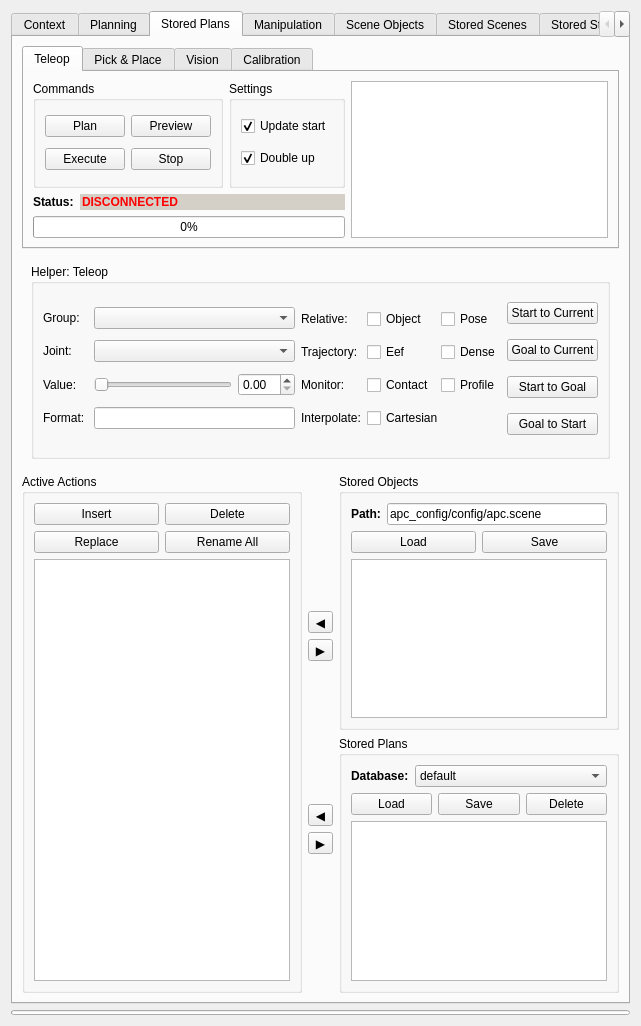
Qt form visualization/motion_planning_rviz_plugin/src/ui/motion_planning_rviz_plugin_frame.ui (ehuang3/moveit_ros) before a commit.
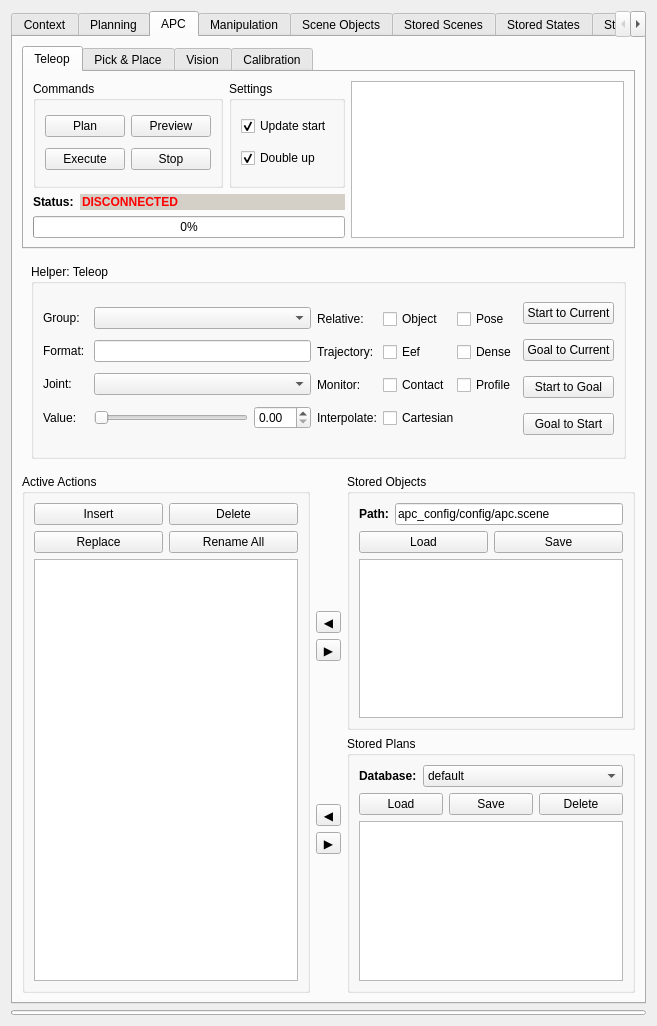
The same form after that commit.

```diff
--- a/visualization/motion_planning_rviz_plugin/src/ui/motion_planning_rviz_plugin_frame.ui
+++ b/visualization/motion_planning_rviz_plugin/src/ui/motion_planning_rviz_plugin_frame.ui
@@ -6,7 +6,7 @@
    <rect>
     <x>0</x>
     <y>0</y>
-    <width>641</width>
+    <width>657</width>
     <height>1026</height>
    </rect>
   </property>
@@ -311,7 +311,7 @@
                    <x>0</x>
                    <y>0</y>
                    <width>99</width>
-                   <height>70</height>
+                   <height>71</height>
                   </rect>
                  </property>
                  <attribute name="label">
@@ -360,8 +360,8 @@
                   <rect>
                    <x>0</x>
                    <y>0</y>
-                   <width>205</width>
-                   <height>130</height>
+                   <width>209</width>
+                   <height>127</height>
                   </rect>
                  </property>
                  <attribute name="label">
@@ -723,7 +723,7 @@
      </widget>
      <widget class="QWidget" name="waypoints">
       <attribute name="title">
-       <string>Stored Plans</string>
+       <string>APC</string>
       </attribute>
       <layout class="QGridLayout" name="gridLayout_19">
        <item row="0" column="0" rowspan="2">
@@ -1502,14 +1502,14 @@
                 <property name="bottomMargin">
                  <number>9</number>
                 </property>
-                <item row="4" column="3">
+                <item row="4" column="2">
                  <widget class="QPushButton" name="pushButton_4">
                   <property name="text">
                    <string>Goal to Start</string>
                   </property>
                  </widget>
                 </item>
-                <item row="2" column="3">
+                <item row="2" column="2">
                  <widget class="QPushButton" name="goal_to_current_button">
                   <property name="sizePolicy">
                    <sizepolicy hsizetype="Minimum" vsizetype="Fixed">
@@ -1522,7 +1522,7 @@
                   </property>
                  </widget>
                 </item>
-                <item row="1" column="3">
+                <item row="1" column="2">
                  <widget class="QPushButton" name="start_to_current_button">
                   <property name="sizePolicy">
                    <sizepolicy hsizetype="Minimum" vsizetype="Fixed">
@@ -1749,46 +1749,43 @@
                   </item>
                  </layout>
                 </item>
+                <item row="3" column="2">
+                 <widget class="QPushButton" name="pushButton_12">
+                  <property name="text">
+                   <string>Start to Goal</string>
+                  </property>
+                 </widget>
+                </item>
                 <item row="1" column="0" rowspan="4">
                  <layout class="QGridLayout" name="gridLayout_36">
-                  <item row="0" column="0">
-                   <widget class="QLabel" name="label_26">
-                    <property name="text">
-                     <string>Group:</string>
-                    </property>
-                   </widget>
-                  </item>
-                  <item row="2" column="2">
+                  <item row="3" column="2">
                    <widget class="QDoubleSpinBox" name="doubleSpinBox_30"/>
                   </item>
-                  <item row="1" column="1" colspan="2">
-                   <widget class="QComboBox" name="comboBox_2"/>
-                  </item>
-                  <item row="0" column="1" colspan="2">
-                   <widget class="QComboBox" name="comboBox">
-                    <property name="sizePolicy">
-                     <sizepolicy hsizetype="Preferred" vsizetype="Fixed">
-                      <horstretch>0</horstretch>
-                      <verstretch>0</verstretch>
-                     </sizepolicy>
+                  <item row="3" column="1">
+                   <widget class="QSlider" name="horizontalSlider">
+                    <property name="orientation">
+                     <enum>Qt::Horizontal</enum>
                     </property>
                    </widget>
                   </item>
-                  <item row="2" column="0">
+                  <item row="3" column="0">
                    <widget class="QLabel" name="label_32">
                     <property name="text">
                      <string>Value:</string>
                     </property>
                    </widget>
                   </item>
-                  <item row="1" column="0">
+                  <item row="2" column="1" colspan="2">
+                   <widget class="QComboBox" name="comboBox_2"/>
+                  </item>
+                  <item row="2" column="0">
                    <widget class="QLabel" name="label_33">
                     <property name="text">
                      <string>Joint:</string>
                     </property>
                    </widget>
                   </item>
-                  <item row="3" column="1" colspan="2">
+                  <item row="1" column="1" colspan="2">
                    <widget class="QLineEdit" name="lineEdit_2">
                     <property name="sizePolicy">
                      <sizepolicy hsizetype="Preferred" vsizetype="Fixed">
@@ -1798,14 +1795,7 @@
                     </property>
                    </widget>
                   </item>
-                  <item row="2" column="1">
-                   <widget class="QSlider" name="horizontalSlider">
-                    <property name="orientation">
-                     <enum>Qt::Horizontal</enum>
-                    </property>
-                   </widget>
-                  </item>
-                  <item row="3" column="0">
+                  <item row="1" column="0">
                    <widget class="QLabel" name="label_25">
                     <property name="sizePolicy">
                      <sizepolicy hsizetype="Preferred" vsizetype="Preferred">
@@ -1821,15 +1811,25 @@
                     </property>
                    </widget>
                   </item>
+                  <item row="0" column="1" colspan="2">
+                   <widget class="QComboBox" name="comboBox">
+                    <property name="sizePolicy">
+                     <sizepolicy hsizetype="Preferred" vsizetype="Fixed">
+                      <horstretch>0</horstretch>
+                      <verstretch>0</verstretch>
+                     </sizepolicy>
+                    </property>
+                   </widget>
+                  </item>
+                  <item row="0" column="0">
+                   <widget class="QLabel" name="label_26">
+                    <property name="text">
+                     <string>Group:</string>
+                    </property>
+                   </widget>
+                  </item>
                  </layout>
                 </item>
-                <item row="3" column="3">
-                 <widget class="QPushButton" name="pushButton_12">
-                  <property name="text">
-                   <string>Start to Goal</string>
-                  </property>
-                 </widget>
-                </item>
                </layout>
               </widget>
              </item>
```
